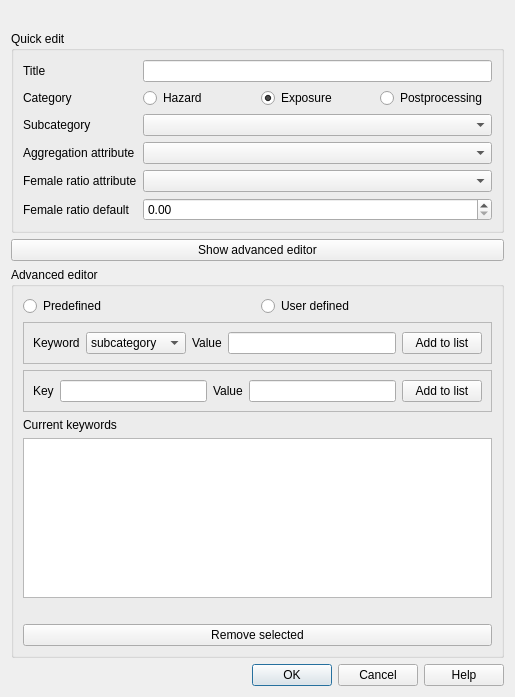
Old version of the form safe_qgis/ui/keywords_dialog_base.ui in the repository inasafe/inasafe.
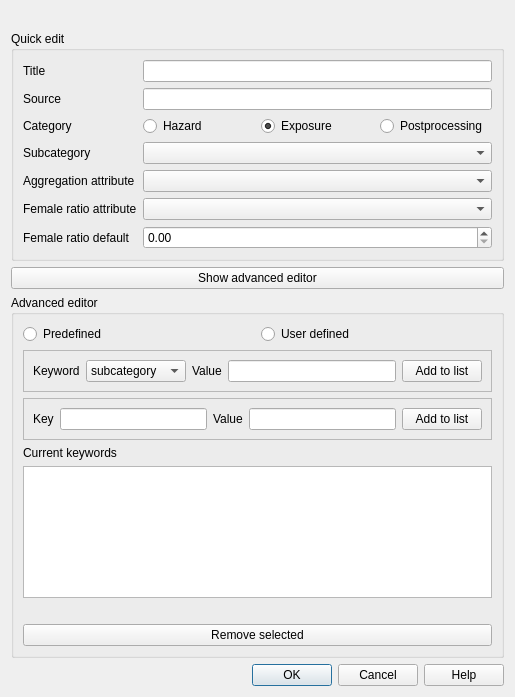
New version of the form. Icons and pictures are not drawn.

Patch:
```diff
--- a/safe_qgis/ui/keywords_dialog_base.ui
+++ b/safe_qgis/ui/keywords_dialog_base.ui
@@ -57,18 +57,42 @@
      <property name="title">
       <string>Quick edit</string>
      </property>
-     <layout class="QGridLayout" name="gridLayout_3">
-      <item row="4" column="1">
-       <widget class="QComboBox" name="cboFemaleRatioAttribute"/>
+     <layout class="QGridLayout" name="gridLayout_2">
+      <item row="2" column="2">
+       <widget class="QLineEdit" name="leSource">
+        <property name="dragEnabled">
+         <bool>true</bool>
+        </property>
+       </widget>
       </item>
-      <item row="2" column="1">
+      <item row="6" column="0" colspan="2">
+       <widget class="QLabel" name="lblAggregationAttribute">
+        <property name="enabled">
+         <bool>true</bool>
+        </property>
+        <property name="text">
+         <string>Aggregation attribute</string>
+        </property>
+       </widget>
+      </item>
+      <item row="6" column="2">
+       <widget class="QComboBox" name="cboAggregationAttribute"/>
+      </item>
+      <item row="5" column="2">
        <widget class="QComboBox" name="cboSubcategory">
         <property name="toolTip">
          <string>A subcategory represents the type of hazard.</string>
         </property>
        </widget>
       </item>
-      <item row="2" column="0">
+      <item row="7" column="0" colspan="2">
+       <widget class="QLabel" name="lblFemaleRatioAttribute">
+        <property name="text">
+         <string>Female ratio attribute</string>
+        </property>
+       </widget>
+      </item>
+      <item row="5" column="0">
        <widget class="QLabel" name="lblSubcategory">
         <property name="text">
          <string>Subcategory</string>
@@ -78,27 +102,40 @@
         </property>
        </widget>
       </item>
-      <item row="3" column="1">
-       <widget class="QComboBox" name="cboAggregationAttribute"/>
+      <item row="8" column="0">
+       <widget class="QLabel" name="lblFemaleRatioDefault">
+        <property name="text">
+         <string>Female ratio default</string>
+        </property>
+       </widget>
       </item>
-      <item row="3" column="0">
-       <widget class="QLabel" name="lblAggregationAttribute">
-        <property name="enabled">
+      <item row="2" column="0">
+       <widget class="QLabel" name="lblSource">
+        <property name="text">
+         <string>Source</string>
+        </property>
+       </widget>
+      </item>
+      <item row="8" column="2">
+       <widget class="QDoubleSpinBox" name="dsbFemaleRatioDefault">
+        <property name="accelerated">
          <bool>true</bool>
         </property>
-        <property name="text">
-         <string>Aggregation attribute</string>
+        <property name="maximum">
+         <double>1.000000000000000</double>
         </property>
-       </widget>
-      </item>
-      <item row="1" column="0">
-       <widget class="QLabel" name="lblCategory">
-        <property name="text">
-         <string>Category</string>
+        <property name="singleStep">
+         <double>0.010000000000000</double>
         </property>
+        <property name="value">
+         <double>0.000000000000000</double>
+        </property>
        </widget>
       </item>
-      <item row="1" column="1">
+      <item row="7" column="2">
+       <widget class="QComboBox" name="cboFemaleRatioAttribute"/>
+      </item>
+      <item row="4" column="2">
        <layout class="QHBoxLayout" name="horizontalLayout_3">
         <item>
          <widget class="QRadioButton" name="radHazard">
@@ -132,10 +169,7 @@
         </item>
        </layout>
       </item>
-      <item row="0" column="1">
-       <widget class="QLineEdit" name="leTitle"/>
-      </item>
-      <item row="0" column="0">
+      <item row="1" column="0">
        <widget class="QLabel" name="lblTitle">
         <property name="text">
          <string>Title</string>
@@ -143,34 +177,14 @@
        </widget>
       </item>
       <item row="4" column="0">
-       <widget class="QLabel" name="lblFemaleRatioAttribute">
+       <widget class="QLabel" name="lblCategory">
         <property name="text">
-         <string>Female ratio attribute</string>
+         <string>Category</string>
         </property>
        </widget>
       </item>
-      <item row="5" column="0">
-       <widget class="QLabel" name="lblFemaleRatioDefault">
-        <property name="text">
-         <string>Female ratio default</string>
-        </property>
-       </widget>
-      </item>
-      <item row="5" column="1">
-       <widget class="QDoubleSpinBox" name="dsbFemaleRatioDefault">
-        <property name="accelerated">
-         <bool>true</bool>
-        </property>
-        <property name="maximum">
-         <double>1.000000000000000</double>
-        </property>
-        <property name="singleStep">
-         <double>0.010000000000000</double>
-        </property>
-        <property name="value">
-         <double>0.000000000000000</double>
-        </property>
-       </widget>
+      <item row="1" column="2">
+       <widget class="QLineEdit" name="leTitle"/>
       </item>
      </layout>
     </widget>
```
Left out of the diff: 31 changed lines with no effect on the pictures.
